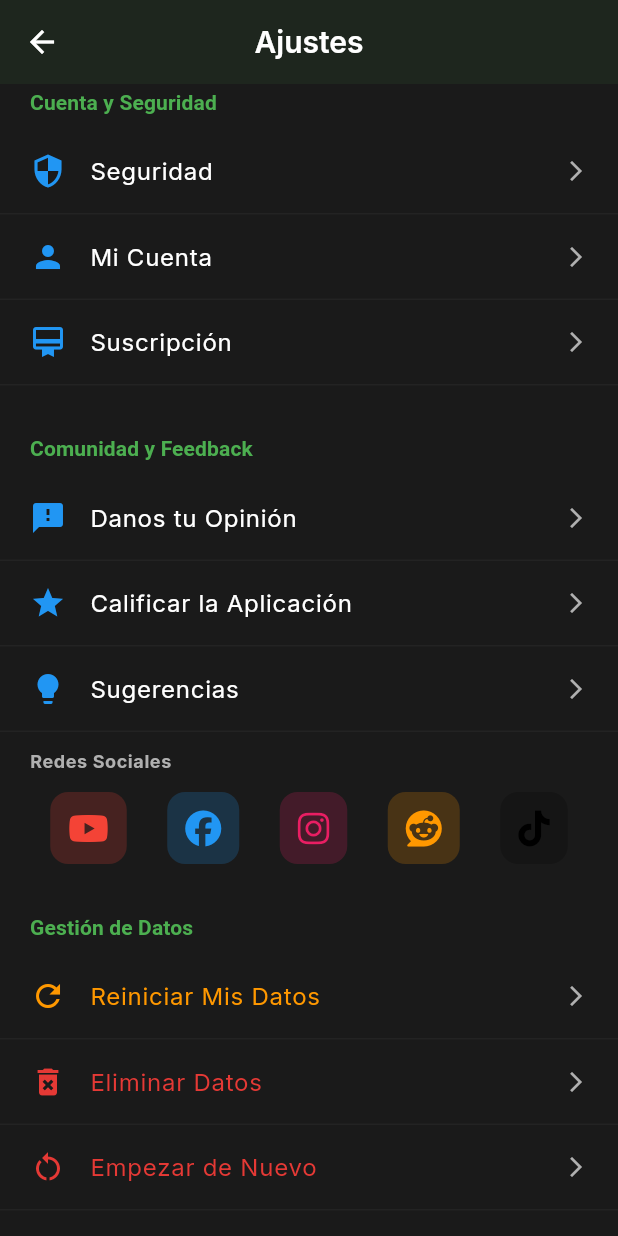
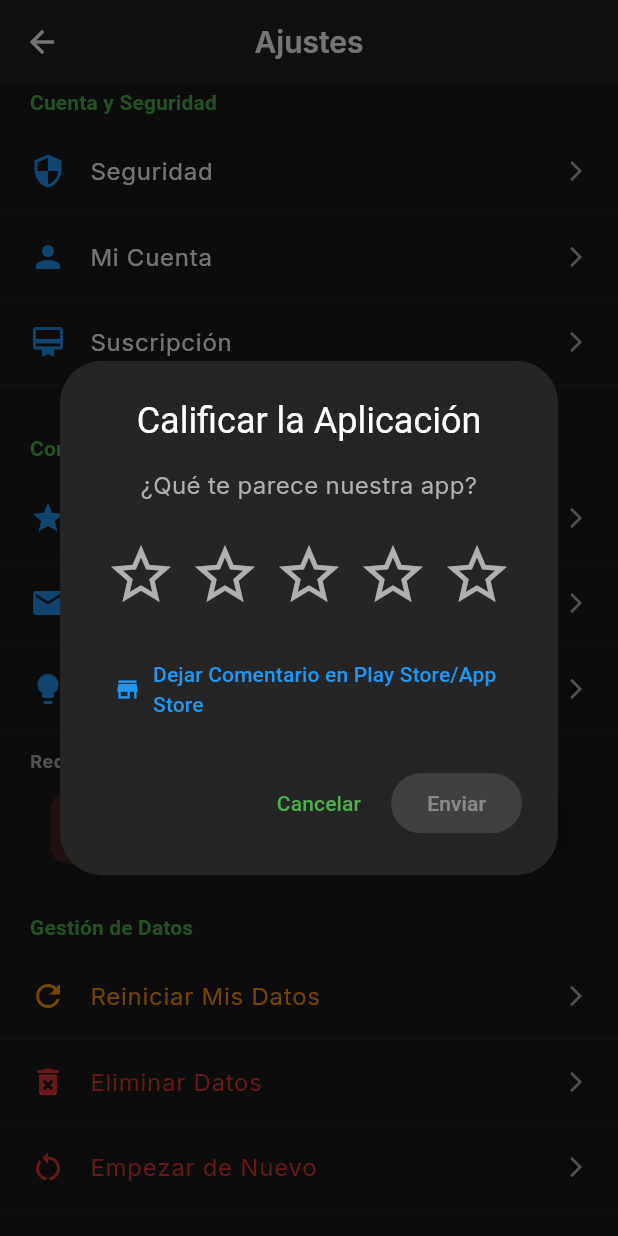
Before and after one commit to yeison1124/control-gastos-app, a Flutter app: the SettingsScreen screen opened directly, scrolled down 1152 dp, after a tap on "Calificar la Aplicación", on a phone screen of 412 x 824 dp. Run offline on Flutter 3.47's test engine with Material 3 defaults, Android fonts, the light colour scheme and no system bars; our stand-ins replace fl_chart, font_awesome_flutter, google_fonts, supabase_flutter; accounts and stored records are empty.

Commit message:
Add app rating modal with 5 stars and feedback email functionality

```diff
--- a/lib/screens/settings_screen.dart
+++ b/lib/screens/settings_screen.dart
@@ -190,14 +190,14 @@ class _SettingsScreenState extends State<SettingsScreen> {
           // Community and Feedback
           _buildSectionHeader('Comunidad y Feedback'),
           _buildListItem(
-            icon: Icons.feedback,
-            title: 'Danos tu Opinión',
-            onTap: () {},
+            icon: Icons.star,
+            title: 'Calificar la Aplicación',
+            onTap: _showRatingModal,
           ),
           _buildListItem(
-            icon: Icons.star,
-            title: 'Calificar la Aplicación',
-            onTap: () {},
+            icon: Icons.email,
+            title: 'Danos tu Sugerencia',
+            onTap: _sendFeedback,
           ),
           _buildListItem(
             icon: Icons.lightbulb,
@@ -740,4 +740,122 @@ class _SettingsScreenState extends State<SettingsScreen> {
       }
     }
   }
+
+  void _showRatingModal() {
+    int selectedRating = 0;
+
+    showDialog(
+      context: context,
+      builder: (context) => StatefulBuilder(
+        builder: (context, setDialogState) => AlertDialog(
+          backgroundColor: AppTheme.darkCard,
+          title: const Text(
+            'Calificar la Aplicación',
+            textAlign: TextAlign.center,
+          ),
+          content: Column(
+            mainAxisSize: MainAxisSize.min,
+            children: [
+              const Text(
+                '¿Qué te parece nuestra app?',
+                textAlign: TextAlign.center,
+                style: TextStyle(fontSize: 16),
+              ),
+              const SizedBox(height: 24),
+              // Star Rating
+              Row(
+                mainAxisAlignment: MainAxisAlignment.center,
+                children: List.generate(5, (index) {
+                  return GestureDetector(
+                    onTap: () {
+                      setDialogState(() {
+                        selectedRating = index + 1;
+                      });
+                    },
+                    child: Padding(
+                      padding: const EdgeInsets.symmetric(horizontal: 4),
+                      child: Icon(
+                        index < selectedRating ? Icons.star : Icons.star_border,
+                        size: 48,
+                        color: index < selectedRating
+                            ? AppTheme.accentOrange
+                            : AppTheme.textSecondary,
+                      ),
+                    ),
+                  );
+                }),
+              ),
+              const SizedBox(height: 24),
+              // Store Link
+              TextButton.icon(
+                onPressed: () async {
+                  Navigator.pop(context);
+                  // In production, this would open the actual store
+                  ScaffoldMessenger.of(context).showSnackBar(
+                    SnackBar(
+                      content: const Text('Abriendo tienda de aplicaciones...'),
+                      backgroundColor: AppTheme.primaryBlue,
+                    ),
+                  );
+                },
+                icon: const Icon(Icons.store),
+                label: const Text('Dejar Comentario en Play Store/App Store'),
+                style: TextButton.styleFrom(
+                  foregroundColor: AppTheme.primaryBlue,
+                ),
+              ),
+            ],
+          ),
+          actions: [
+            TextButton(
+              onPressed: () => Navigator.pop(context),
+              child: const Text('Cancelar'),
+            ),
+            ElevatedButton(
+              onPressed: selectedRating > 0
+                  ? () {
+                      Navigator.pop(context);
+                      ScaffoldMessenger.of(context).showSnackBar(
+                        SnackBar(
+                          content: Text(
+                            '¡Gracias por calificarnos con $selectedRating estrella${selectedRating > 1 ? 's' : ''}!',
+                          ),
+                          backgroundColor: AppTheme.primaryGreen,
+                        ),
+                      );
+                    }
+                  : null,
+              style: ElevatedButton.styleFrom(
+                backgroundColor: AppTheme.primaryGreen,
+              ),
+              child: const Text('Enviar'),
+            ),
+          ],
+        ),
+      ),
+    );
+  }
+
+  Future<void> _sendFeedback() async {
+    final Uri emailUri = Uri(
+      scheme: 'mailto',
+      path: 'sugerencias@controldegastos.com',
+      query: Uri.encodeFull(
+        'subject=Sugerencia para Control de Gastos&body=Hola,\n\nMe gustaría sugerir lo siguiente:\n\n[Escribe tu sugerencia aquí]\n\nGracias.',
+      ),
+    );
+
+    if (await canLaunchUrl(emailUri)) {
+      await launchUrl(emailUri);
+    } else {
+      if (mounted) {
+        ScaffoldMessenger.of(context).showSnackBar(
+          SnackBar(
+            content: const Text('No se pudo abrir el cliente de correo'),
+            backgroundColor: AppTheme.accentRed,
+          ),
+        );
+      }
+    }
+  }
 }
```
